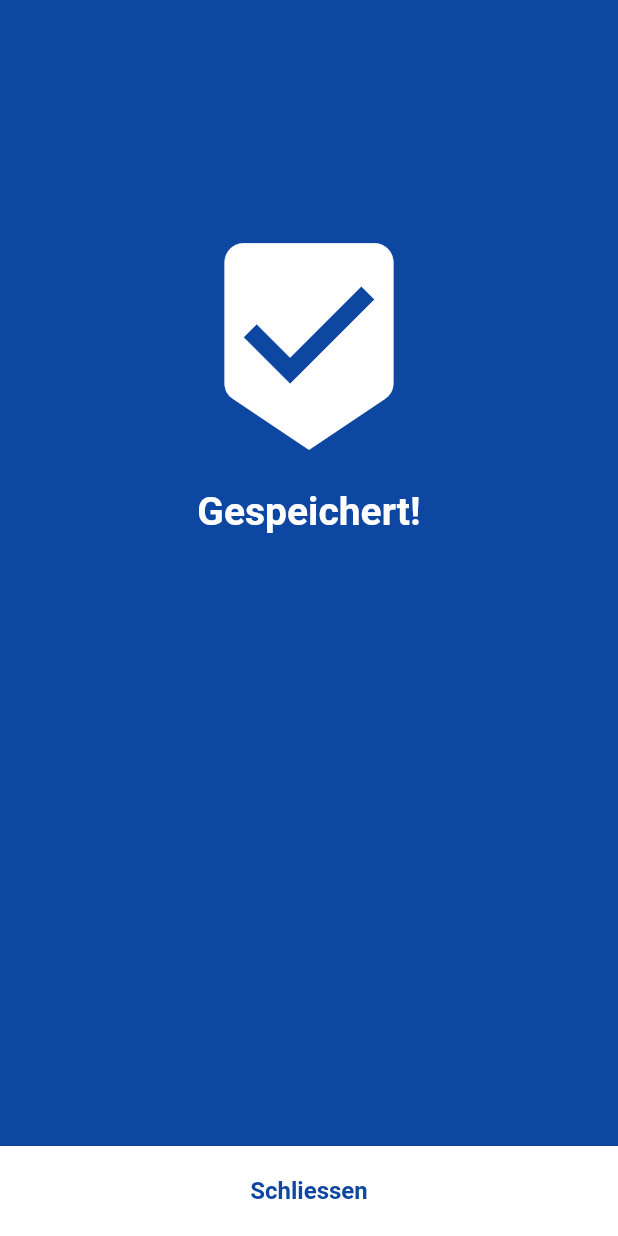
After one commit to Libero793/deepblue, a Flutter app: the confirmRegistrationScreen screen opened directly, on a phone screen of 412 x 824 dp. The commit adds this screen. Run offline on Flutter 3.47's test engine with Material 2 defaults, Android fonts, the phone set to English and light mode, and no system bars; our stand-ins replace flutter_map, flutter_rating, geolocator, latlong, location; missing offline and left inert: geolocation; network calls fail; statements that could not run were skipped.

Commit message:
Fnisched Registration Chain

```diff
--- a/lib/screens/alternateMapScreen.dart
+++ b/lib/screens/alternateMapScreen.dart
@@ -1,3 +1,4 @@
+import 'package:deepblue/screens/nameNewLocation.dart';
 import 'package:deepblue/screens/registerLocationScreen.dart';
 import 'package:flutter/cupertino.dart';
 import 'package:flutter/material.dart';
@@ -207,7 +208,7 @@ class _AlternateMapScreenState extends State<AlternateMapScreen>{
                                                   padding: EdgeInsets.symmetric(vertical: 10.0,horizontal: 30.0),
                                                   onPressed: () {
                                                     // Perform some action
-                                                    Navigator.push(context,MaterialPageRoute(builder: (context) => RegisterLocationScreen(registerLocation)));
+                                                    Navigator.push(context,MaterialPageRoute(builder: (context) => NameNewLocationScreen(registerLocation)));
                                                   },
                                                 ),
                                               ]
--- /dev/null
+++ b/lib/screens/confirmRegistrationScreen.dart
@@ -0,0 +1,94 @@
+import 'dart:async';
+
+import 'package:deepblue/screens/homeScreen.dart';
+import 'package:deepblue/screens/locatingScreen.dart';
+import 'package:deepblue/screens/nameNewLocation.dart';
+import 'package:flutter/material.dart';
+import 'package:latlong/latlong.dart';
+import 'package:deepblue/models/RegisterLocationModel.dart';
+import 'package:http/http.dart' as http;
+
+
+class confirmRegistrationScreen extends StatelessWidget{
+
+  Color menuBackgroundColor = Colors.blue[900];
+
+  @override
+  Widget build(BuildContext context) {
+    // TODO: implement build
+
+    return Scaffold(
+      backgroundColor: menuBackgroundColor,
+      appBar: AppBar(
+        title: Text(""),
+        centerTitle: true,
+        backgroundColor: menuBackgroundColor,
+        elevation: 0.0,
+        automaticallyImplyLeading: false,
+      ),
+
+      body: new Center(
+        child: Column(
+          crossAxisAlignment: CrossAxisAlignment.center,
+          mainAxisAlignment: MainAxisAlignment.center,
+          children: <Widget>[
+
+            Row(),
+
+            Padding(
+              padding: const EdgeInsets.fromLTRB(24.0, 100.0, 24.0, 0.0),
+              child: Column(
+                crossAxisAlignment: CrossAxisAlignment.center,
+                children: <Widget>[
+                  Icon(Icons.beenhere, color: Colors.white,size: 150.0,),
+                ],
+              )
+            ),
+
+            Padding(
+              padding: const EdgeInsets.fromLTRB(24.0, 20.0, 24.0, 0.0),
+              child: Column(
+                crossAxisAlignment: CrossAxisAlignment.center,
+                children: <Widget>[
+                  Text("Gespeichert!", style: TextStyle(fontWeight: FontWeight.bold, color: Colors.white, fontSize: 26.0,), textAlign: TextAlign.center,),
+                ],
+              )
+            ),
+
+            new Expanded(
+              child: new Row(
+                mainAxisAlignment: MainAxisAlignment.center,
+                crossAxisAlignment: CrossAxisAlignment.end,
+                children: <Widget>[
+                  new Expanded(
+                    child: new GestureDetector(
+                      onTap:(){
+                         Navigator.push(
+                          context,
+                          MaterialPageRoute(builder: (context) => LocatingScreen()),
+                        );
+                      },
+                      child: new Container(
+                        color: Colors.white,
+                        height: 60.0,
+                        child: new Row(
+                        mainAxisAlignment: MainAxisAlignment.center,
+                        crossAxisAlignment: CrossAxisAlignment.center,
+                        children: <Widget>[
+                          Text("Schliessen",style: TextStyle(color: menuBackgroundColor, fontSize: 16.0, fontWeight: FontWeight.bold)),
+                        ],
+                        ),
+                      )
+                    )
+                  )
+                ],
+              )
+            )
+
+          ],
+        ),
+      ),
+    );
+  }
+
+}
```
Also changed, not shown: lib/screens/nameNewLocation.dart (renamed from lib/screens/submitNewLocation.dart, +18 -41 lines), lib/screens/registerLocationScreen.dart (+51 -12 lines), 1 other file.
